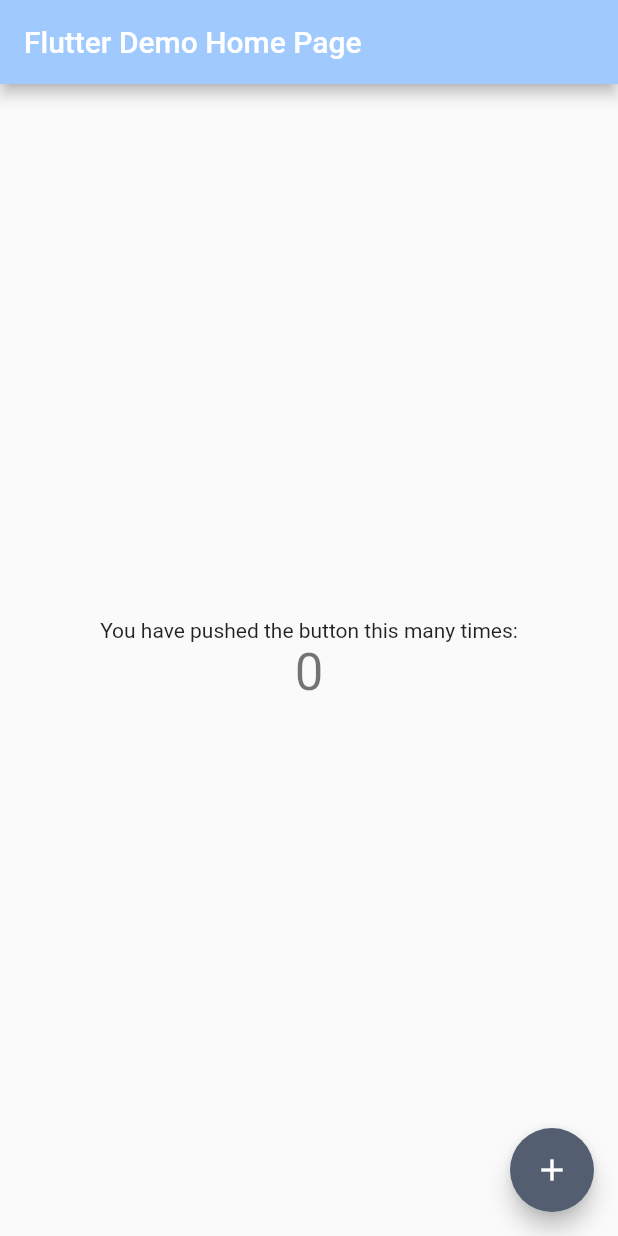
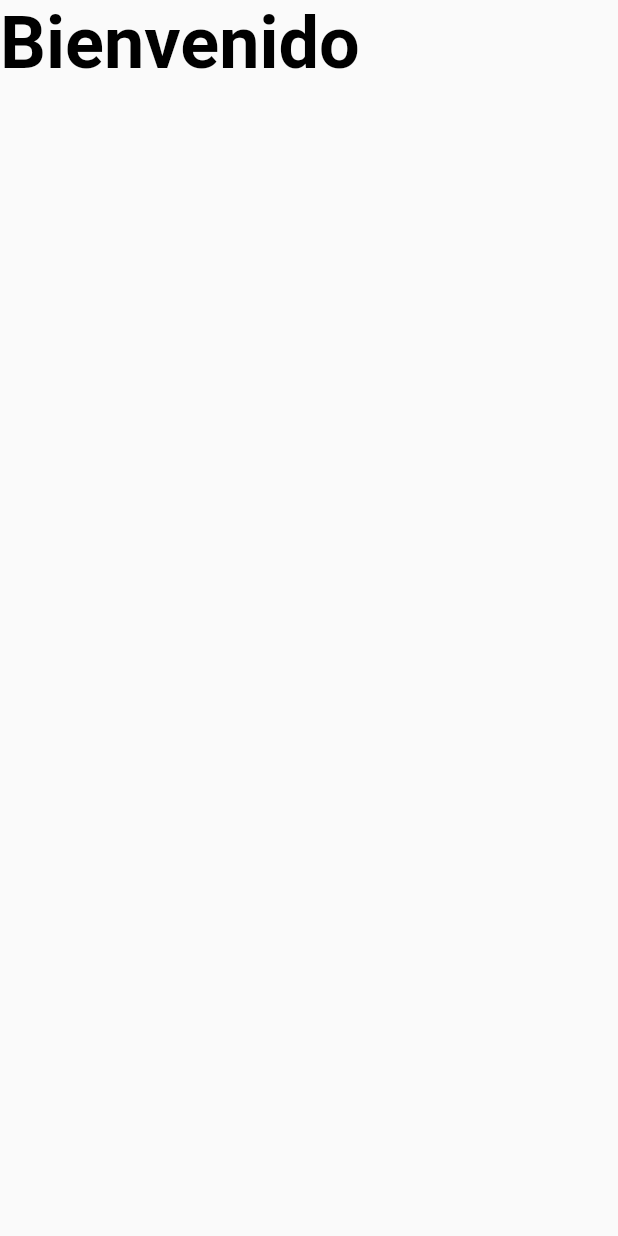
Before and after one commit to ochamodev/sp2_project, a Flutter app: the screen it shows after launch, on a phone screen of 412 x 824 dp. Run offline on Flutter 3.47's test engine with Material 2 defaults, Android fonts, the phone set to English and light mode, and no system bars; our stand-ins replace auto_route, flutter_bloc, get_it, logger.

Commit message:
feat: Initial screen

```diff
--- /dev/null
+++ b/frontend_sp2/lib/core/app.dart
@@ -0,0 +1,118 @@
+
+import 'package:flutter/material.dart';
+import 'package:frontend_sp2/core/navigation/app_router.dart';
+import 'package:flutter_bloc/flutter_bloc.dart';
+import 'package:frontend_sp2/core/di/injector.dart';
+import 'package:frontend_sp2/theming/dimens.dart';
+
+
+
+class AppSp2 extends StatelessWidget {
+  final AppRouter appRouter;
+
+  AppSp2({
+    Key? key,
+    AppRouter? appRouter,
+  }) : appRouter = appRouter ?? getIt<AppRouter>(),
+        super(key: key);
+
+  @override
+  Widget build(BuildContext context) {
+    return MaterialApp.router(
+      routerConfig: appRouter.config(),
+      title: "SP2 Proyecto",
+      builder: (context, child) {
+        final MediaQueryData mediaQueryData = MediaQuery.of(context);
+        return MediaQuery(
+          data: mediaQueryData.copyWith(
+            textScaleFactor: Dimens.defaultTextScaleFactor,
+          ),
+          child: child ?? const SizedBox.shrink(),
+        );
+      },
+      theme: ThemeData(
+        useMaterial3: false,
+        textTheme: const TextTheme(
+          headline1: TextStyle(
+            fontSize: 96,
+            fontWeight: FontWeight.w600,
+            letterSpacing: -1.5,
+            color: Colors.black,
+          ),
+          headline2: TextStyle(
+            fontSize: 60,
+            fontWeight: FontWeight.w600,
+            letterSpacing: -0.5,
+            color: Colors.black,
+          ),
+          headline3: TextStyle(
+            fontSize: 48,
+            fontWeight: FontWeight.w600,
+            letterSpacing: 0,
+            color: Colors.black,
+          ),
+          headline4: TextStyle(
+            fontSize: 34,
+            fontWeight: FontWeight.w600,
+            letterSpacing: 0.25,
+            color: Colors.black,
+          ),
+          headline5: TextStyle(
+            fontSize: 24,
+            fontWeight: FontWeight.w600,
+            letterSpacing: 0,
+            color: Colors.black,
+          ),
+          headline6: TextStyle(
+            fontSize: 20,
+            fontWeight: FontWeight.w600,
+            letterSpacing: 0.15,
+            color: Colors.black,
+          ),
+          subtitle1: TextStyle(
+            fontSize: 16,
+            fontWeight: FontWeight.w400,
+            letterSpacing: 0.15,
+            color: Colors.black,
+          ),
+          subtitle2: TextStyle(
+            fontSize: 14,
+            fontWeight: FontWeight.w500,
+            letterSpacing: 0.1,
+            color: Colors.black,
+          ),
+          bodyText1: TextStyle(
+            fontSize: 16,
+            fontWeight: FontWeight.w400,
+            letterSpacing: 0.5,
+            color: Colors.black,
+          ),
+          bodyText2: TextStyle(
+            fontSize: 14,
+            fontWeight: FontWeight.w400,
+            letterSpacing: 0.25,
+            color: Colors.black,
+          ),
+          button: TextStyle(
+            fontSize: 14,
+            fontWeight: FontWeight.w500,
+            letterSpacing: 1.25,
+            color: Colors.black,
+          ),
+          caption: TextStyle(
+            fontSize: 12,
+            fontWeight: FontWeight.w400,
+            letterSpacing: 0.4,
+            color: Colors.black,
+          ),
+          overline: TextStyle(
+            fontSize: 10,
+            fontWeight: FontWeight.w400,
+            letterSpacing: 1.5,
+            color: Colors.black,
+          ),
+        ),
+      ),
+    );
+  }
+}
--- /dev/null
+++ b/frontend_sp2/lib/core/di/injector.dart
@@ -0,0 +1,13 @@
+
+import 'package:frontend_sp2/core/navigation/app_router.dart';
+import 'package:get_it/get_it.dart';
+import 'package:logger/logger.dart';
+
+final getIt = GetIt.instance;
+
+Future<void> initializeInjectedDependencies() async {
+
+  getIt.registerLazySingleton(() => Logger());
+  getIt.registerSingleton(AppRouter());
+
+}
--- /dev/null
+++ b/frontend_sp2/lib/core/navigation/app_router.dart
@@ -0,0 +1,19 @@
+import 'package:auto_route/auto_route.dart';
+import 'package:flutter/widgets.dart';
+import 'package:frontend_sp2/core/navigation/routes.dart';
+import 'package:frontend_sp2/ui/feature/login_screen.dart';
+
+part './app_router.gr.dart';
+
+@AutoRouterConfig(replaceInRouteName: 'Screen,Route')
+// ignore: avoid-dynamic
+class AppRouter extends _$AppRouter {
+  @override
+  List<AutoRoute> get routes => [
+    AutoRoute(
+      path: Routes.root,
+      page: LoginRoute.page,
+      initial: true
+    )
+  ];
+}
--- /dev/null
+++ b/frontend_sp2/lib/core/navigation/routes.dart
@@ -0,0 +1,4 @@
+
+abstract class Routes {
+  static const String root = '/';
+}
--- a/frontend_sp2/lib/main.dart
+++ b/frontend_sp2/lib/main.dart
@@ -1,125 +1,21 @@
+import 'dart:async';
+
+import 'package:flutter/foundation.dart';
 import 'package:flutter/material.dart';
+import 'package:frontend_sp2/core/app.dart';
+import 'package:frontend_sp2/core/di/injector.dart';
+import 'package:logger/logger.dart';
 
-void main() {
-  runApp(const MyApp());
+void main() async {
+  BindingBase.debugZoneErrorsAreFatal = true;
+  //WidgetsFlutterBinding.ensureInitialized();
+  await initializeInjectedDependencies();
+  runZonedGuarded(
+          () => runApp(AppSp2()),
+        (Object error, StackTrace stackTrace) {
+      if (!kReleaseMode) {
+        getIt<Logger>().e(error);
+      }
+    },
+  );
 }
-
-class MyApp extends StatelessWidget {
-  const MyApp({super.key});
-
-  // This widget is the root of your application.
-  @override
-  Widget build(BuildContext context) {
-    return MaterialApp(
-      title: 'Flutter Demo',
-      theme: ThemeData(
-        // This is the theme of your application.
-        //
-        // TRY THIS: Try running your application with "flutter run". You'll see
-        // the application has a blue toolbar. Then, without quitting the app,
-        // try changing the seedColor in the colorScheme below to Colors.green
-        // and then invoke "hot reload" (save your changes or press the "hot
-        // reload" button in a Flutter-supported IDE, or press "r" if you used
-        // the command line to start the app).
-        //
-        // Notice that the counter didn't reset back to zero; the application
-        // state is not lost during the reload. To reset the state, use hot
-        // restart instead.
-        //
-        // This works for code too, not just values: Most code changes can be
-        // tested with just a hot reload.
-        colorScheme: ColorScheme.fromSeed(seedColor: Colors.blue),
-        useMaterial3: false,
-      ),
-      home: const MyHomePage(title: 'Flutter Demo Home Page'),
-    );
-  }
-}
-
-class MyHomePage extends StatefulWidget {
-  const MyHomePage({super.key, required this.title});
-
-  // This widget is the home page of your application. It is stateful, meaning
-  // that it has a State object (defined below) that contains fields that affect
-  // how it looks.
-
-  // This class is the configuration for the state. It holds the values (in this
-  // case the title) provided by the parent (in this case the App widget) and
-  // used by the build method of the State. Fields in a Widget subclass are
-  // always marked "final".
-
-  final String title;
-
-  @override
-  State<MyHomePage> createState() => _MyHomePageState();
-}
-
-class _MyHomePageState extends State<MyHomePage> {
-  int _counter = 0;
-
-  void _incrementCounter() {
-    setState(() {
-      // This call to setState tells the Flutter framework that something has
-      // changed in this State, which causes it to rerun the build method below
-      // so that the display can reflect the updated values. If we changed
-      // _counter without calling setState(), then the build method would not be
-      // called again, and so nothing would appear to happen.
-      _counter++;
-    });
-  }
-
-  @override
-  Widget build(BuildContext context) {
-    // This method is rerun every time setState is called, for instance as done
-    // by the _incrementCounter method above.
-    //
-    // The Flutter framework has been optimized to make rerunning build methods
-    // fast, so that you can just rebuild anything that needs updating rather
-    // than having to individually change instances of widgets.
-    return Scaffold(
-      appBar: AppBar(
-        // TRY THIS: Try changing the color here to a specific color (to
-        // Colors.amber, perhaps?) and trigger a hot reload to see the AppBar
-        // change color while the other colors stay the same.
-        backgroundColor: Theme.of(context).colorScheme.inversePrimary,
-        // Here we take the value from the MyHomePage object that was created by
-        // the App.build method, and use it to set our appbar title.
-        title: Text(widget.title),
-      ),
-      body: Center(
-        // Center is a layout widget. It takes a single child and positions it
-        // in the middle of the parent.
-        child: Column(
-          // Column is also a layout widget. It takes a list of children and
-          // arranges them vertically. By default, it sizes itself to fit its
-          // children horizontally, and tries to be as tall as its parent.
-          //
-          // Column has various properties to control how it sizes itself and
-          // how it positions its children. Here we use mainAxisAlignment to
-          // center the children vertically; the main axis here is the vertical
-          // axis because Columns are vertical (the cross axis would be
-          // horizontal).
-          //
-          // TRY THIS: Invoke "debug painting" (choose the "Toggle Debug Paint"
-          // action in the IDE, or press "p" in the console), to see the
-          // wireframe for each widget.
-          mainAxisAlignment: MainAxisAlignment.center,
-          children: <Widget>[
-            const Text(
-              'You have pushed the button this many times:',
-            ),
-            Text(
-              '$_counter',
-              style: Theme.of(context).textTheme.headlineMedium,
-            ),
-          ],
-        ),
-      ),
-      floatingActionButton: FloatingActionButton(
-        onPressed: _incrementCounter,
-        tooltip: 'Increment',
-        child: const Icon(Icons.add),
-      ), // This trailing comma makes auto-formatting nicer for build methods.
-    );
-  }
-}
--- /dev/null
+++ b/frontend_sp2/lib/theming/app_colors.dart
@@ -0,0 +1,4 @@
+
+abstract class AppColors {
+
+}
--- /dev/null
+++ b/frontend_sp2/lib/theming/dimens.dart
@@ -0,0 +1,4 @@
+
+abstract class Dimens {
+  static const double defaultTextScaleFactor = 1.0;
+}
--- /dev/null
+++ b/frontend_sp2/lib/ui/feature/login_screen.dart
@@ -0,0 +1,24 @@
+
+import 'package:auto_route/auto_route.dart';
+import 'package:flutter/material.dart';
+
+@RoutePage()
+class LoginScreen extends StatelessWidget {
+  const LoginScreen({super.key});
+  @override
+  Widget build(BuildContext context) {
+    return Scaffold(
+      body: Container(
+        child: Column(
+          children: [
+            Text(
+              "Bienvenido",
+              style: Theme.of(context).textTheme.displaySmall,
+
+            )
+          ],
+        ),
+      ),
+    );
+  }
+}
```
Also changed, not shown: frontend_sp2/pubspec.yaml (+21 -1 lines), frontend_sp2/lib/core/navigation/app_router.gr.dart (added), frontend_sp2/pubspec.lock.
